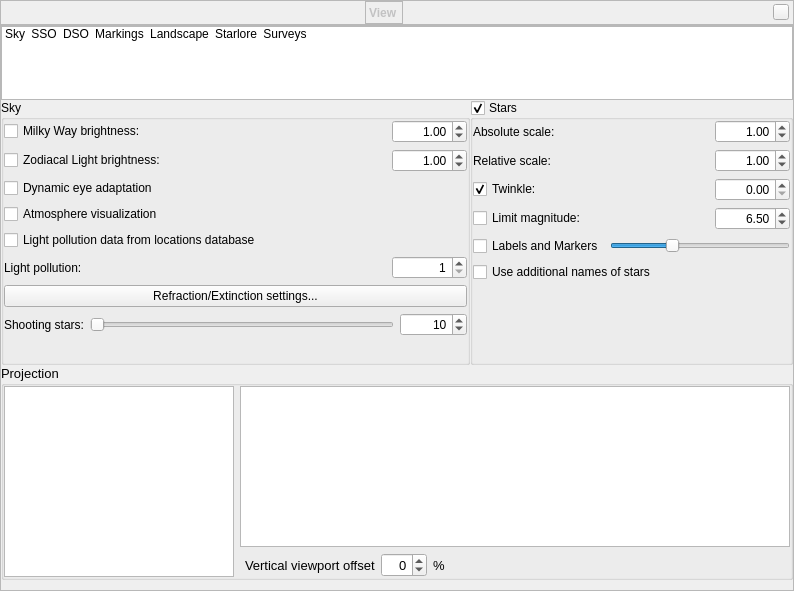
Qt form src/gui/viewDialog.ui (ultrapre/stellarium) before a commit.
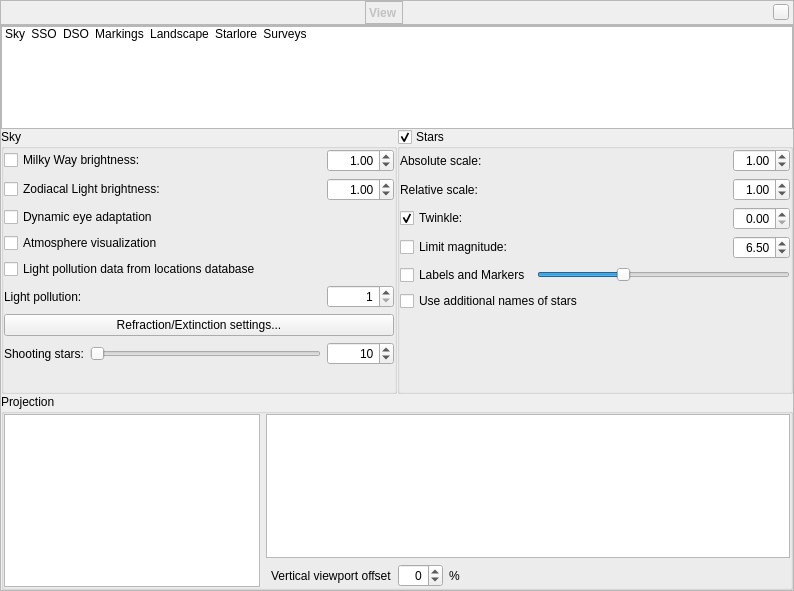
The same form after that commit. Icons and pictures are not drawn. Custom widgets are drawn as their Qt base class.

```diff
--- a/src/gui/viewDialog.ui
+++ b/src/gui/viewDialog.ui
@@ -263,26 +263,10 @@
               <verstretch>0</verstretch>
              </sizepolicy>
             </property>
-            <property name="minimumSize">
-             <size>
-              <width>0</width>
-              <height>150</height>
-             </size>
-            </property>
-            <property name="font">
-             <font>
-              <pointsize>10</pointsize>
-              <weight>50</weight>
-              <bold>false</bold>
-             </font>
-            </property>
             <property name="title">
              <string>Projection</string>
             </property>
-            <property name="checkable">
-             <bool>false</bool>
-            </property>
-            <layout class="QHBoxLayout" name="horizontalLayout_10">
+            <layout class="QHBoxLayout" name="horizontalLayout_10" stretch="0,1">
              <property name="leftMargin">
               <number>0</number>
              </property>
@@ -309,12 +293,6 @@
                  <height>0</height>
                 </size>
                </property>
-               <property name="maximumSize">
-                <size>
-                 <width>180</width>
-                 <height>16777215</height>
-                </size>
-               </property>
                <property name="focusPolicy">
                 <enum>Qt::NoFocus</enum>
                </property>
@@ -349,12 +327,6 @@
                  </item>
                  <item>
                   <widget class="QDoubleSpinBox" name="viewportOffsetSpinBox">
-                   <property name="sizePolicy">
-                    <sizepolicy hsizetype="Preferred" vsizetype="Fixed">
-                     <horstretch>0</horstretch>
-                     <verstretch>0</verstretch>
-                    </sizepolicy>
-                   </property>
                    <property name="alignment">
                     <set>Qt::AlignRight|Qt::AlignTrailing|Qt::AlignVCenter</set>
                    </property>
@@ -445,293 +417,238 @@
              <property name="bottomMargin">
               <number>0</number>
              </property>
+             <item row="0" column="2">
+              <widget class="QDoubleSpinBox" name="starScaleRadiusDoubleSpinBox">
+               <property name="sizePolicy">
+                <sizepolicy hsizetype="Minimum" vsizetype="Fixed">
+                 <horstretch>0</horstretch>
+                 <verstretch>0</verstretch>
+                </sizepolicy>
+               </property>
+               <property name="alignment">
+                <set>Qt::AlignRight|Qt::AlignTrailing|Qt::AlignVCenter</set>
+               </property>
+               <property name="decimals">
+                <number>2</number>
+               </property>
+               <property name="maximum">
+                <double>9.000000000000000</double>
+               </property>
+               <property name="singleStep">
+                <double>0.100000000000000</double>
+               </property>
+               <property name="value">
+                <double>1.000000000000000</double>
+               </property>
+              </widget>
+             </item>
+             <item row="0" column="0">
+              <widget class="QLabel" name="label_5">
+               <property name="sizePolicy">
+                <sizepolicy hsizetype="Minimum" vsizetype="Preferred">
+                 <horstretch>0</horstretch>
+                 <verstretch>0</verstretch>
+                </sizepolicy>
+               </property>
+               <property name="maximumSize">
+                <size>
+                 <width>16777215</width>
+                 <height>16777215</height>
+                </size>
+               </property>
+               <property name="text">
+                <string>Absolute scale:</string>
+               </property>
+              </widget>
+             </item>
+             <item row="3" column="0">
+              <widget class="QCheckBox" name="starLimitMagnitudeCheckBox">
+               <property name="toolTip">
+                <string>Limit the magnitude of stars</string>
+               </property>
+               <property name="text">
+                <string>Limit magnitude:</string>
+               </property>
+              </widget>
+             </item>
+             <item row="1" column="0">
+              <widget class="QLabel" name="label_7">
+               <property name="sizePolicy">
+                <sizepolicy hsizetype="Minimum" vsizetype="Preferred">
+                 <horstretch>0</horstretch>
+                 <verstretch>0</verstretch>
+                </sizepolicy>
+               </property>
+               <property name="minimumSize">
+                <size>
+                 <width>0</width>
+                 <height>0</height>
+                </size>
+               </property>
+               <property name="maximumSize">
+                <size>
+                 <width>16777215</width>
+                 <height>16777215</height>
+                </size>
+               </property>
+               <property name="text">
+                <string>Relative scale:</string>
+               </property>
+              </widget>
+             </item>
+             <item row="1" column="2">
+              <widget class="QDoubleSpinBox" name="starRelativeScaleDoubleSpinBox">
+               <property name="sizePolicy">
+                <sizepolicy hsizetype="Minimum" vsizetype="Fixed">
+                 <horstretch>0</horstretch>
+                 <verstretch>0</verstretch>
+                </sizepolicy>
+               </property>
+               <property name="frame">
+                <bool>true</bool>
+               </property>
+               <property name="alignment">
+                <set>Qt::AlignRight|Qt::AlignTrailing|Qt::AlignVCenter</set>
+               </property>
+               <property name="buttonSymbols">
+                <enum>QAbstractSpinBox::UpDownArrows</enum>
+               </property>
+               <property name="decimals">
+                <number>2</number>
+               </property>
+               <property name="minimum">
+                <double>0.250000000000000</double>
+               </property>
+               <property name="maximum">
+                <double>5.000000000000000</double>
+               </property>
+               <property name="singleStep">
+                <double>0.050000000000000</double>
+               </property>
+               <property name="value">
+                <double>1.000000000000000</double>
+               </property>
+              </widget>
+             </item>
              <item row="2" column="0">
-              <layout class="QHBoxLayout" name="horizontalLayout_starTwinkle">
-               <item>
-                <widget class="QCheckBox" name="starTwinkleCheckBox">
-                 <property name="text">
-                  <string>Twinkle:</string>
-                 </property>
-                 <property name="checked">
-                  <bool>true</bool>
-                 </property>
-                </widget>
-               </item>
-               <item>
-                <widget class="QDoubleSpinBox" name="starTwinkleAmountDoubleSpinBox">
-                 <property name="maximumSize">
-                  <size>
-                   <width>75</width>
-                   <height>16777215</height>
-                  </size>
-                 </property>
-                 <property name="alignment">
-                  <set>Qt::AlignRight|Qt::AlignTrailing|Qt::AlignVCenter</set>
-                 </property>
-                 <property name="decimals">
-                  <number>2</number>
-                 </property>
-                 <property name="maximum">
-                  <double>1.500000000000000</double>
-                 </property>
-                 <property name="singleStep">
-                  <double>0.100000000000000</double>
-                 </property>
-                </widget>
-               </item>
-              </layout>
+              <widget class="QCheckBox" name="starTwinkleCheckBox">
+               <property name="text">
+                <string>Twinkle:</string>
+               </property>
+               <property name="checked">
+                <bool>true</bool>
+               </property>
+              </widget>
+             </item>
+             <item row="2" column="2">
+              <widget class="QDoubleSpinBox" name="starTwinkleAmountDoubleSpinBox">
+               <property name="alignment">
+                <set>Qt::AlignRight|Qt::AlignTrailing|Qt::AlignVCenter</set>
+               </property>
+               <property name="decimals">
+                <number>2</number>
+               </property>
+               <property name="maximum">
+                <double>1.500000000000000</double>
+               </property>
+               <property name="singleStep">
+                <double>0.100000000000000</double>
+               </property>
+              </widget>
              </item>
              <item row="4" column="0">
-              <layout class="QHBoxLayout" name="horizontalLayout_starLabel">
-               <item>
-                <widget class="QCheckBox" name="starLabelCheckBox">
-                 <property name="enabled">
-                  <bool>true</bool>
-                 </property>
-                 <property name="text">
-                  <string>Labels and Markers</string>
-                 </property>
-                </widget>
-               </item>
-               <item>
-                <widget class="QSlider" name="starsLabelsHorizontalSlider">
-                 <property name="sizePolicy">
-                  <sizepolicy hsizetype="Preferred" vsizetype="Fixed">
-                   <horstretch>0</horstretch>
-                   <verstretch>0</verstretch>
-                  </sizepolicy>
-                 </property>
-                 <property name="minimumSize">
-                  <size>
-                   <width>180</width>
-                   <height>0</height>
-                  </size>
-                 </property>
-                 <property name="value">
-                  <number>33</number>
-                 </property>
-                 <property name="orientation">
-                  <enum>Qt::Horizontal</enum>
-                 </property>
-                </widget>
-               </item>
-              </layout>
+              <widget class="QCheckBox" name="starLabelCheckBox">
+               <property name="enabled">
+                <bool>true</bool>
+               </property>
+               <property name="text">
+                <string>Labels and Markers</string>
+               </property>
+              </widget>
              </item>
-             <item row="5" column="0">
+             <item row="3" column="2">
+              <widget class="QDoubleSpinBox" name="starLimitMagnitudeDoubleSpinBox">
+               <property name="frame">
+                <bool>true</bool>
+               </property>
+               <property name="alignment">
+                <set>Qt::AlignRight|Qt::AlignTrailing|Qt::AlignVCenter</set>
+               </property>
+               <property name="buttonSymbols">
+                <enum>QAbstractSpinBox::UpDownArrows</enum>
+               </property>
+               <property name="decimals">
+                <number>2</number>
+               </property>
+               <property name="minimum">
+                <double>0.000000000000000</double>
+               </property>
+               <property name="maximum">
+                <double>21.000000000000000</double>
+               </property>
+               <property name="singleStep">
+                <double>0.100000000000000</double>
+               </property>
+               <property name="value">
+                <double>6.500000000000000</double>
+               </property>
+              </widget>
+             </item>
+             <item row="7" column="0">
+              <spacer name="verticalSpacer_6">
+               <property name="orientation">
+                <enum>Qt::Vertical</enum>
+               </property>
+               <property name="sizeHint" stdset="0">
+                <size>
+                 <width>20</width>
+                 <height>40</height>
+                </size>
+               </property>
+              </spacer>
+             </item>
+             <item row="5" column="0" colspan="3">
               <widget class="QCheckBox" name="checkBoxAdditionalNamesStars">
                <property name="text">
                 <string>Use additional names of stars</string>
                </property>
               </widget>
              </item>
-             <item row="3" column="0">
-              <layout class="QHBoxLayout" name="horizontalLayout_starLimitMag">
-               <item>
-                <widget class="QCheckBox" name="starLimitMagnitudeCheckBox">
-                 <property name="toolTip">
-                  <string>Limit the magnitude of stars</string>
-                 </property>
-                 <property name="text">
-                  <string>Limit magnitude:</string>
-                 </property>
-                </widget>
-               </item>
-               <item>
-                <widget class="QDoubleSpinBox" name="starLimitMagnitudeDoubleSpinBox">
-                 <property name="sizePolicy">
-                  <sizepolicy hsizetype="Minimum" vsizetype="Fixed">
-                   <horstretch>0</horstretch>
-                   <verstretch>0</verstretch>
-                  </sizepolicy>
-                 </property>
-                 <property name="minimumSize">
-                  <size>
-                   <width>0</width>
-                   <height>0</height>
-                  </size>
-                 </property>
-                 <property name="maximumSize">
-                  <size>
-                   <width>75</width>
-                   <height>16777215</height>
-                  </size>
-                 </property>
-                 <property name="frame">
-                  <bool>true</bool>
-                 </property>
-                 <property name="alignment">
-                  <set>Qt::AlignRight|Qt::AlignTrailing|Qt::AlignVCenter</set>
-                 </property>
-                 <property name="buttonSymbols">
-                  <enum>QAbstractSpinBox::UpDownArrows</enum>
-                 </property>
-                 <property name="decimals">
-                  <number>2</number>
-                 </property>
-                 <property name="minimum">
-                  <double>0.000000000000000</double>
-                 </property>
-                 <property name="maximum">
-                  <double>21.000000000000000</double>
-                 </property>
-                 <property name="singleStep">
-                  <double>0.100000000000000</double>
-                 </property>
-                 <property name="value">
-                  <double>6.500000000000000</double>
-                 </property>
-                </widget>
-               </item>
-              </layout>
-             </item>
-             <item row="1" column="0">
-              <layout class="QHBoxLayout" name="horizontalLayout_starRelativeScale">
-               <item>
-                <widget class="QLabel" name="label_7">
-                 <property name="sizePolicy">
-                  <sizepolicy hsizetype="Minimum" vsizetype="Preferred">
-                   <horstretch>0</horstretch>
-                   <verstretch>0</verstretch>
-                  </sizepolicy>
-                 </property>
-                 <property name="minimumSize">
-                  <size>
-                   <width>0</width>
-                   <height>0</height>
-                  </size>
-                 </property>
-                 <property name="maximumSize">
-                  <size>
-                   <width>16777215</width>
-                   <height>16777215</height>
-                  </size>
-                 </property>
-                 <property name="text">
-                  <string>Relative scale:</string>
-                 </property>
-                </widget>
-               </item>
-               <item>
-                <widget class="QDoubleSpinBox" name="starRelativeScaleDoubleSpinBox">
-                 <property name="sizePolicy">
-                  <sizepolicy hsizetype="Minimum" vsizetype="Fixed">
-                   <horstretch>0</horstretch>
-                   <verstretch>0</verstretch>
-                  </sizepolicy>
-                 </property>
-                 <property name="minimumSize">
-                  <size>
-                   <width>0</width>
-                   <height>0</height>
-                  </size>
-                 </property>
-                 <property name="maximumSize">
-                  <size>
-                   <width>75</width>
-                   <height>16777215</height>
-                  </size>
-                 </property>
-                 <property name="frame">
-                  <bool>true</bool>
-                 </property>
-                 <property name="alignment">
-                  <set>Qt::AlignRight|Qt::AlignTrailing|Qt::AlignVCenter</set>
-                 </property>
-                 <property name="buttonSymbols">
-                  <enum>QAbstractSpinBox::UpDownArrows</enum>
-                 </property>
-                 <property name="decimals">
-                  <number>2</number>
-                 </property>
-                 <property name="minimum">
-                  <double>0.250000000000000</double>
-                 </property>
-                 <property name="maximum">
-                  <double>5.000000000000000</double>
-                 </property>
-                 <property name="singleStep">
-                  <double>0.050000000000000</double>
-                 </property>
-                 <property name="value">
-                  <double>1.000000000000000</double>
-                 </property>
-                </widget>
-               </item>
-              </layout>
-             </item>
-             <item row="0" column="0">
-              <layout class="QHBoxLayout" name="horizontalLayout_starScale">
-               <item>
-                <widget class="QLabel" name="label_5">
-                 <property name="sizePolicy">
-                  <sizepolicy hsizetype="Minimum" vsizetype="Preferred">
-                   <horstretch>0</horstretch>
-                   <verstretch>0</verstretch>
-                  </sizepolicy>
-                 </property>
-                 <property name="maximumSize">
-                  <size>
-                   <width>16777215</width>
-                   <height>16777215</height>
-                  </size>
-                 </property>
-                 <property name="text">
-                  <string>Absolute scale:</string>
-                 </property>
-                </widget>
-               </item>
-               <item>
-                <widget class="QDoubleSpinBox" name="starScaleRadiusDoubleSpinBox">
-                 <property name="sizePolicy">
-                  <sizepolicy hsizetype="Minimum" vsizetype="Fixed">
-                   <horstretch>0</horstretch>
-                   <verstretch>0</verstretch>
-                  </sizepolicy>
-                 </property>
-                 <property name="minimumSize">
-                  <size>
-                   <width>0</width>
-                   <height>0</height>
-                  </size>
-                 </property>
-                 <property name="maximumSize">
-                  <size>
-                   <width>75</width>
-                   <height>16777215</height>
-                  </size>
-                 </property>
-                 <property name="alignment">
-                  <set>Qt::AlignRight|Qt::AlignTrailing|Qt::AlignVCenter</set>
-                 </property>
-                 <property name="decimals">
-                  <number>2</number>
-                 </property>
-                 <property name="maximum">
-                  <double>9.000000000000000</double>
-                 </property>
-                 <property name="singleStep">
-                  <double>0.100000000000000</double>
-                 </property>
-                 <property name="value">
-                  <double>1.000000000000000</double>
-                 </property>
-                </widget>
-               </item>
-              </layout>
-             </item>
-             <item row="6" column="0">
-              <spacer name="verticalSpacer_6">
+             <item row="0" column="1">
+              <spacer name="horizontalSpacer_11">
                <property name="orientation">
-                <enum>Qt::Vertical</enum>
+                <enum>Qt::Horizontal</enum>
                </property>
                <property name="sizeHint" stdset="0">
                 <size>
-                 <width>20</width>
-                 <height>40</height>
+                 <width>40</width>
+                 <height>20</height>
                 </size>
                </property>
               </spacer>
              </item>
+             <item row="4" column="1" colspan="2">
+              <widget class="QSlider" name="starsLabelsHorizontalSlider">
+               <property name="sizePolicy">
+                <sizepolicy hsizetype="Preferred" vsizetype="Fixed">
+                 <horstretch>0</horstretch>
+                 <verstretch>0</verstretch>
+                </sizepolicy>
+               </property>
+               <property name="minimumSize">
+                <size>
+                 <width>180</width>
+                 <height>0</height>
+                </size>
+               </property>
+               <property name="value">
+                <number>33</number>
+               </property>
+               <property name="orientation">
+                <enum>Qt::Horizontal</enum>
+               </property>
+              </widget>
+             </item>
             </layout>
            </widget>
           </item>
@@ -768,7 +685,40 @@
              <property name="bottomMargin">
               <number>0</number>
              </property>
-             <item row="2" column="0">
+             <item row="0" column="2">
+              <widget class="QDoubleSpinBox" name="milkyWayBrightnessDoubleSpinBox">
+               <property name="alignment">
+                <set>Qt::AlignRight|Qt::AlignTrailing|Qt::AlignVCenter</set>
+               </property>
+               <property name="decimals">
+                <number>2</number>
+               </property>
+               <property name="maximum">
+                <double>10.000000000000000</double>
+               </property>
+               <property name="singleStep">
+                <double>0.100000000000000</double>
+               </property>
+               <property name="value">
+                <double>1.000000000000000</double>
+               </property>
+              </widget>
+             </item>
+             <item row="1" column="0" colspan="2">
+              <widget class="QCheckBox" name="zodiacalLightCheckBox">
+               <property name="text">
+                <string>Zodiacal Light brightness:</string>
+               </property>
+              </widget>
+             </item>
+             <item row="3" column="0" colspan="2">
+              <widget class="QCheckBox" name="atmosphereCheckBox">
+               <property name="text">
+                <string>Atmosphere visualization</string>
+               </property>
+              </widget>
+             </item>
+             <item row="2" column="0" colspan="2">
               <widget class="QCheckBox" name="adaptationCheckbox">
                <property name="toolTip">
                 <string>Dim faint stars when a very bright object is visible</string>
@@ -781,145 +731,109 @@
                </property>
               </widget>
              </item>
-             <item row="4" column="0">
-              <widget class="QCheckBox" name="useLightPollutionFromLocationDataCheckBox">
-               <property name="toolTip">
-                <string>Use light pollution data from locations database and ignore settings for light pollution below</string>
-               </property>
+             <item row="0" column="0" colspan="2">
+              <widget class="QCheckBox" name="milkyWayCheckBox">
                <property name="text">
-                <string>Light pollution data from locations database</string>
+                <string>Milky Way brightness:</string>
                </property>
               </widget>
              </item>
-             <item row="5" column="0">
-              <layout class="QHBoxLayout" name="_2">
-               <item>
-                <widget class="QLabel" name="label_4">
-                 <property name="text">
-                  <string>Light pollution:</string>
-                 </property>
-                </widget>
-               </item>
-               <item>
-                <widget class="QSpinBox" name="lightPollutionSpinBox">
-                 <property name="maximumSize">
-                  <size>
-                   <width>75</width>
-                   <height>16777215</height>
-                  </size>
-                 </property>
-                 <property name="alignment">
-                  <set>Qt::AlignRight|Qt::AlignTrailing|Qt::AlignVCenter</set>
-                 </property>
-                 <property name="minimum">
-                  <number>1</number>
-                 </property>
-                 <property name="maximum">
-                  <number>9</number>
-                 </property>
-                 <property name="value">
-                  <number>1</number>
-                 </property>
-                </widget>
-               </item>
-              </layout>
+             <item row="7" column="2">
+              <widget class="QSpinBox" name="zhrSpinBox">
+               <property name="toolTip">
+                <string>The zenithal hourly rate for the sporadic meteors</string>
+               </property>
+               <property name="frame">
+                <bool>true</bool>
+               </property>
+               <property name="alignment">
+                <set>Qt::AlignRight|Qt::AlignTrailing|Qt::AlignVCenter</set>
+               </property>
+               <property name="maximum">
+                <number>240000</number>
+               </property>
+               <property name="value">
+                <number>10</number>
+               </property>
+              </widget>
              </item>
              <item row="7" column="0">
-              <layout class="QGridLayout" name="gridLayout_6">
-               <item row="0" column="0">
-                <widget class="QLabel" name="label_14">
-                 <property name="sizePolicy">
-                  <sizepolicy hsizetype="Preferred" vsizetype="Minimum">
-                   <horstretch>0</horstretch>
-                   <verstretch>0</verstretch>
-                  </sizepolicy>
-                 </property>
-                 <property name="toolTip">
-                  <string>Settings for sporadic meteors</string>
-                 </property>
-                 <property name="text">
-                  <string comment="Zenithal Hourly Rate">Shooting stars:</string>
-                 </property>
-                 <property name="textFormat">
-                  <enum>Qt::PlainText</enum>
-                 </property>
-                 <property name="alignment">
-                  <set>Qt::AlignLeading|Qt::AlignLeft|Qt::AlignVCenter</set>
-                 </property>
-                </widget>
-               </item>
-               <item row="1" column="1" colspan="2">
-                <widget class="QLabel" name="zhrLabel">
-                 <property name="minimumSize">
-                  <size>
-                   <width>0</width>
-                   <height>20</height>
-                  </size>
-                 </property>
-                 <property name="text">
-                  <string/>
-                 </property>
-                 <property name="textFormat">
-                  <enum>Qt::RichText</enum>
-                 </property>
-                 <property name="scaledContents">
-                  <bool>false</bool>
-                 </property>
-                </widget>
-               </item>
-               <item row="0" column="2">
-                <widget class="QSpinBox" name="zhrSpinBox">
-                 <property name="sizePolicy">
-                  <sizepolicy hsizetype="Minimum" vsizetype="Fixed">
-                   <horstretch>0</horstretch>
-                   <verstretch>0</verstretch>
-                  </sizepolicy>
-                 </property>
-                 <property name="maximumSize">
-                  <size>
-                   <width>75</width>
-                   <height>16777215</height>
-                  </size>
-                 </property>
-                 <property name="toolTip">
-                  <string>The zenithal hourly rate for the sporadic meteors</string>
-                 </property>
-                 <property name="frame">
-                  <bool>true</bool>
-                 </property>
-                 <property name="alignment">
-                  <set>Qt::AlignRight|Qt::AlignTrailing|Qt::AlignVCenter</set>
-                 </property>
-                 <property name="maximum">
-                  <number>240000</number>
-                 </property>
-                 <property name="value">
-                  <number>10</number>
-                 </property>
-                </widget>
-               </item>
-               <item row="0" column="1">
-                <widget class="QSlider" name="zhrSlider">
-                 <property name="toolTip">
-                  <string>The zenithal hourly rate for the sporadic meteors</string>
-                 </property>
-                 <property name="maximum">
-                  <number>240000</number>
-                 </property>
-                 <property name="sliderPosition">
-                  <number>10</number>
-                 </property>
-                 <property name="orientation">
-                  <enum>Qt::Horizontal</enum>
-                 </property>
-                 <property name="tickPosition">
-                  <enum>QSlider::NoTicks</enum>
-                 </property>
-                </widget>
-               </item>
-              </layout>
+              <widget class="QLabel" name="label_14">
+               <property name="sizePolicy">
+                <sizepolicy hsizetype="Preferred" vsizetype="Minimum">
+                 <horstretch>0</horstretch>
+                 <verstretch>0</verstretch>
+                </sizepolicy>
+               </property>
+               <property name="toolTip">
+                <string>Settings for sporadic meteors</string>
+               </property>
+               <property name="text">
+                <string comment="Zenithal Hourly Rate">Shooting stars:</string>
+               </property>
+               <property name="textFormat">
+                <enum>Qt::PlainText</enum>
+               </property>
+               <property name="alignment">
+                <set>Qt::AlignLeading|Qt::AlignLeft|Qt::AlignVCenter</set>
+               </property>
+              </widget>
              </item>
-             <item row="6" column="0">
+             <item row="7" column="1">
+              <widget class="QSlider" name="zhrSlider">
+               <property name="toolTip">
+                <string>The zenithal hourly rate for the sporadic meteors</string>
+               </property>
+               <property name="maximum">
+                <number>240000</number>
+               </property>
+               <property name="sliderPosition">
+                <number>10</number>
+               </property>
+               <property name="orientation">
+                <enum>Qt::Horizontal</enum>
+               </property>
+               <property name="tickPosition">
+                <enum>QSlider::NoTicks</enum>
+               </property>
+              </widget>
+             </item>
+             <item row="1" column="2">
+              <widget class="QDoubleSpinBox" name="zodiacalLightBrightnessDoubleSpinBox">
+               <property name="alignment">
+                <set>Qt::AlignRight|Qt::AlignTrailing|Qt::AlignVCenter</set>
+               </property>
+               <property name="decimals">
+                <number>2</number>
+               </property>
+               <property name="maximum">
+                <double>10.000000000000000</double>
+               </property>
+               <property name="singleStep">
+                <double>0.100000000000000</double>
+               </property>
+               <property name="value">
+                <double>1.000000000000000</double>
+               </property>
+              </widget>
+             </item>
+             <item row="5" column="2">
+              <widget class="QSpinBox" name="lightPollutionSpinBox">
+               <property name="alignment">
+                <set>Qt::AlignRight|Qt::AlignTrailing|Qt::AlignVCenter</set>
+               </property>
+               <property name="minimum">
+                <number>1</number>
+               </property>
+               <property name="maximum">
+                <number>9</number>
+               </property>
+               <property name="value">
+                <number>1</number>
+               </property>
+              </widget>
+             </item>
+             <item row="6" column="0" colspan="3">
               <widget class="QPushButton" name="pushButtonAtmosphereDetails">
                <property name="focusPolicy">
                 <enum>Qt::NoFocus</enum>
@@ -932,82 +846,39 @@
                </property>
               </widget>
              </item>
-             <item row="1" column="0">
-              <layout class="QHBoxLayout" name="horizontalLayout_zodiacalLight">
-               <item>
-                <widget class="QCheckBox" name="zodiacalLightCheckBox">
-                 <property name="text">
-                  <string>Zodiacal Light brightness:</string>
-                 </property>
-                </widget>
-               </item>
-               <item>
-                <widget class="QDoubleSpinBox" name="zodiacalLightBrightnessDoubleSpinBox">
-                 <property name="maximumSize">
-                  <size>
-                   <width>75</width>
-                   <height>16777215</height>
-                  </size>
-                 </property>
-                 <property name="alignment">
-                  <set>Qt::AlignRight|Qt::AlignTrailing|Qt::AlignVCenter</set>
-                 </property>
-                 <property name="decimals">
-                  <number>2</number>
-                 </property>
-                 <property name="maximum">
-                  <double>10.000000000000000</double>
-                 </property>
-                 <property name="singleStep">
-                  <double>0.100000000000000</double>
-                 </property>
-                 <property name="value">
-                  <double>1.000000000000000</double>
-                 </property>
-                </widget>
-               </item>
-              </layout>
+             <item row="4" column="0" colspan="3">
+              <widget class="QCheckBox" name="useLightPollutionFromLocationDataCheckBox">
+               <property name="toolTip">
+                <string>Use light pollution data from locations database and ignore settings for light pollution below</string>
+               </property>
+               <property name="text">
+                <string>Light pollution data from locations database</string>
+               </property>
+              </widget>
              </item>
-             <item row="0" column="0">
-              <layout class="QHBoxLayout" name="horizontalLayout_milkyWay">
-               <item>
-                <widget class="QCheckBox" name="milkyWayCheckBox">
-                 <property name="text">
-                  <string>Milky Way brightness:</string>
-                 </property>
-                </widget>
-               </item>
-               <item>
-                <widget class="QDoubleSpinBox" name="milkyWayBrightnessDoubleSpinBox">
-                 <property name="maximumSize">
-                  <size>
-                   <width>75</width>
-                   <height>16777215</height>
-                  </size>
-                 </property>
-                 <property name="alignment">
-                  <set>Qt::AlignRight|Qt::AlignTrailing|Qt::AlignVCenter</set>
-                 </property>
-                 <property name="decimals">
-                  <number>2</number>
-                 </property>
-                 <property name="maximum">
-                  <double>10.000000000000000</double>
-                 </property>
-                 <property name="singleStep">
-                  <double>0.100000000000000</double>
-                 </property>
-                 <property name="value">
-                  <double>1.000000000000000</double>
-                 </property>
-                </widget>
-               </item>
-              </layout>
+             <item row="5" column="0" colspan="2">
+              <widget class="QLabel" name="label_4">
+               <property name="text">
+                <string>Light pollution:</string>
+               </property>
+              </widget>
              </item>
-             <item row="3" column="0">
-              <widget class="QCheckBox" name="atmosphereCheckBox">
+             <item row="8" column="1" colspan="2">
+              <widget class="QLabel" name="zhrLabel">
+               <property name="minimumSize">
+                <size>
+                 <width>0</width>
+                 <height>20</height>
+                </size>
+               </property>
                <property name="text">
-                <string>Atmosphere visualization</string>
+                <string/>
+               </property>
+               <property name="textFormat">
+                <enum>Qt::RichText</enum>
+               </property>
+               <property name="scaledContents">
+                <bool>false</bool>
                </property>
               </widget>
              </item>
@@ -3619,18 +3490,6 @@
       </item>
       <item row="0" column="0">
        <widget class="QListWidget" name="stackListWidget">
-        <property name="minimumSize">
-         <size>
-          <width>0</width>
-          <height>74</height>
-         </size>
-        </property>
-        <property name="maximumSize">
-         <size>
-          <width>16777215</width>
-          <height>74</height>
-         </size>
-        </property>
         <property name="focusPolicy">
          <enum>Qt::NoFocus</enum>
         </property>
```
Left out of the diff: 233 changed lines with no effect on the pictures.
